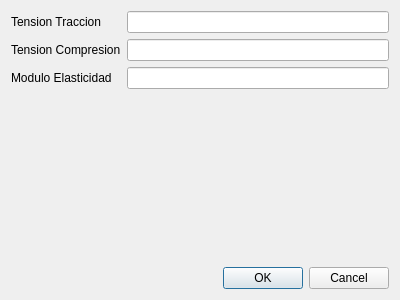
Old version of the form mkstools/dialogs/dlgeditacero.ui in the repository diegowald/mkstools.
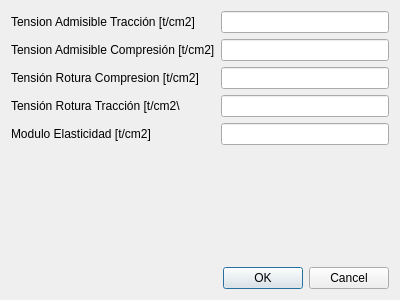
New version of the form.

The edit to the form file:
```diff
--- a/mkstools/dialogs/dlgeditacero.ui
+++ b/mkstools/dialogs/dlgeditacero.ui
@@ -19,7 +19,7 @@
      <item row="0" column="0">
       <widget class="QLabel" name="label">
        <property name="text">
-        <string>Tension Traccion</string>
+        <string>Tension Admisible Tracción [t/cm2]</string>
        </property>
       </widget>
      </item>
@@ -29,23 +29,43 @@
      <item row="1" column="0">
       <widget class="QLabel" name="label_2">
        <property name="text">
-        <string>Tension Compresion</string>
+        <string>Tension Admisible Compresión [t/cm2]</string>
        </property>
       </widget>
      </item>
      <item row="1" column="1">
       <widget class="QLineEdit" name="txtTensionCompresion"/>
      </item>
-     <item row="2" column="0">
+     <item row="4" column="0">
       <widget class="QLabel" name="label_3">
        <property name="text">
-        <string>Modulo Elasticidad</string>
+        <string>Modulo Elasticidad [t/cm2]</string>
        </property>
       </widget>
      </item>
-     <item row="2" column="1">
+     <item row="4" column="1">
       <widget class="QLineEdit" name="txtModuloElasticidad"/>
      </item>
+     <item row="2" column="0">
+      <widget class="QLabel" name="label_4">
+       <property name="text">
+        <string>Tensión Rotura Compresion [t/cm2]</string>
+       </property>
+      </widget>
+     </item>
+     <item row="3" column="0">
+      <widget class="QLabel" name="label_5">
+       <property name="text">
+        <string>Tensión Rotura Tracción [t/cm2\</string>
+       </property>
+      </widget>
+     </item>
+     <item row="2" column="1">
+      <widget class="QLineEdit" name="txtTensionRoturaCompresion"/>
+     </item>
+     <item row="3" column="1">
+      <widget class="QLineEdit" name="txtTensionRoturaTraccion"/>
+     </item>
     </layout>
    </item>
    <item>
```
Left out of the diff: 4 changed lines with no effect on the pictures.
